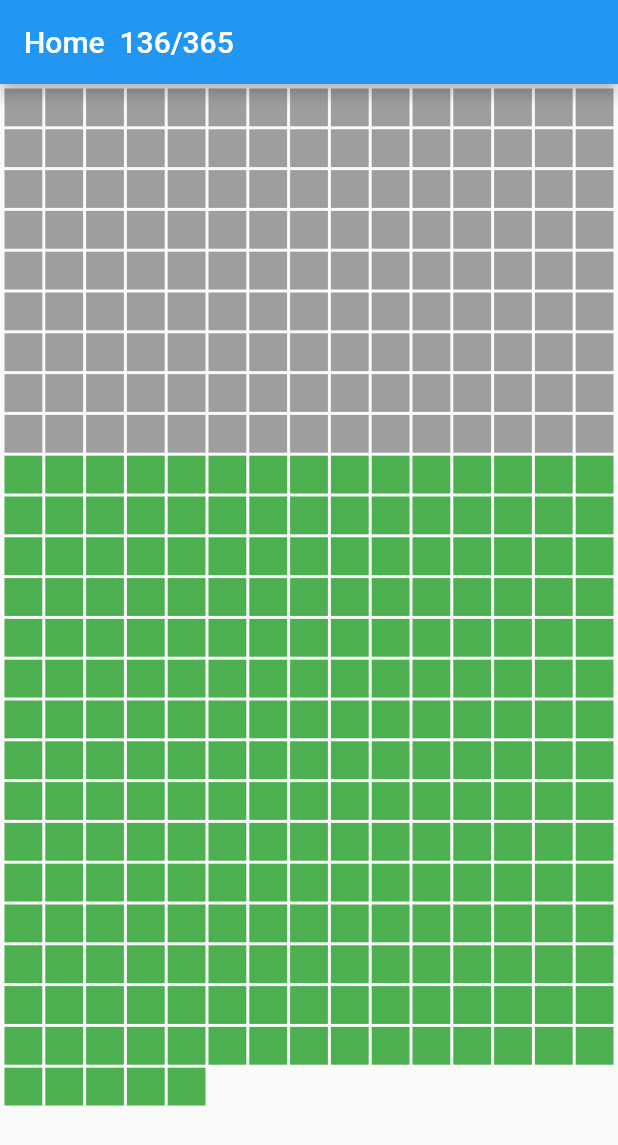
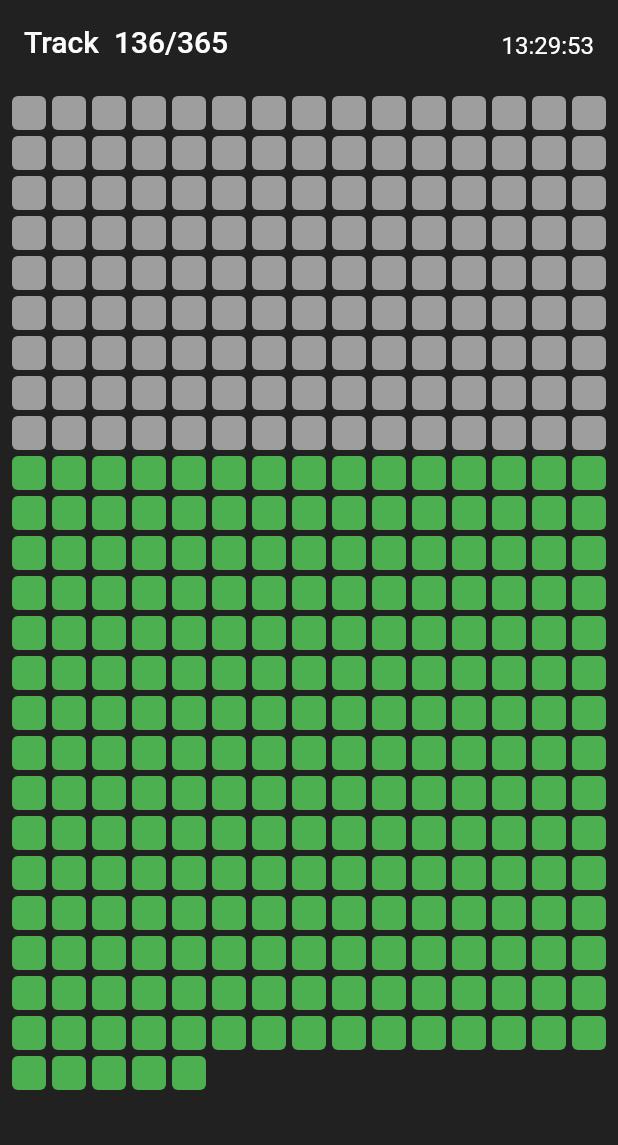
Before and after one commit to CoderBuck/track, a Flutter app: the screen it shows after launch, on a phone screen of 412 x 824 dp. Shown: the top 1145 px of the screen. Run offline on Flutter 3.47's test engine with Material 2 defaults, Android fonts, the phone set to English and light mode, and no system bars; our stand-ins replace get.

Commit message:
颜色调整

```diff
--- a/lib/main.dart
+++ b/lib/main.dart
@@ -1,8 +1,13 @@
 import 'package:flutter/material.dart';
+import 'package:flutter/services.dart';
 import 'package:get/get.dart';
 import 'package:track/route/app_pages.dart';
 
 void main() {
+  WidgetsFlutterBinding.ensureInitialized();
+  SystemChrome.setSystemUIOverlayStyle(SystemUiOverlayStyle.light.copyWith(
+    statusBarColor: Colors.transparent,
+  ));
   runApp(MyApp());
 }
 
@@ -11,7 +16,12 @@ class MyApp extends StatelessWidget {
   @override
   Widget build(BuildContext context) {
     return GetMaterialApp(
+      debugShowCheckedModeBanner: false,
       title: 'Track',
+      theme: ThemeData(
+        primaryColor: Colors.grey.shade900,
+        primaryColorDark: Colors.grey.shade900,
+      ),
       initialRoute: AppPages.INITIAL,
       getPages: AppPages.routes,
     );
--- a/lib/page/home/home_model.dart
+++ b/lib/page/home/home_model.dart
@@ -1,6 +1,43 @@
+import 'dart:async';
+
 import 'package:get/get.dart';
 
 class HomeModel extends GetxController {
+  var time = DateTime.now().obs;
 
+  int secondOneDay = 24 * 60 * 60;
 
+  String get countDownTimeStr {
+    var value = time.value;
+    var s1 = value.hour * 60 * 60 + value.minute * 60 + value.second;
+    var s2 = secondOneDay - s1;
+    var duration = Duration(seconds: s2);
+    var inHours = duration.inHours;
+    var inMinutes = duration.inMinutes;
+    var inSeconds = duration.inSeconds;
+
+    String twoDigits(int n) {
+      if (n >= 10) return "$n";
+      return "0$n";
+    }
+
+    String twoDigitMinutes = twoDigits(inMinutes.remainder(60));
+    String twoDigitSeconds = twoDigits(inSeconds.remainder(60));
+    return "$inHours:$twoDigitMinutes:$twoDigitSeconds";
+  }
+
+  @override
+  void onInit() {
+    // TODO: implement onInit
+    super.onInit();
+    Timer.periodic(Duration(seconds: 1), (timer) {
+      time.value = DateTime.now();
+      time.refresh();
+    });
+  }
+
+  @override
+  void onReady() {
+    super.onReady();
+  }
 }
--- a/lib/page/home/home_page.dart
+++ b/lib/page/home/home_page.dart
@@ -9,20 +9,37 @@ class HomePage extends GetWidget<HomeModel> {
     var daysInYear = DateTimeUtil.daysInYear();
     var daysOneYear = DateTimeUtil.daysOneYear();
     return Scaffold(
+      backgroundColor: Colors.grey.shade900,
       appBar: AppBar(
-        title: Text('Home  $daysInYear/$daysOneYear'),
+        elevation: 0,
+        title: Text('Track  $daysInYear/$daysOneYear'),
+        actions: [
+          Container(
+            padding: const EdgeInsets.all(16.0),
+            alignment: Alignment.bottomCenter,
+            child: Obx(
+              () => Text(
+                controller.countDownTimeStr,
+                style: TextStyle(fontSize: 16),
+              ),
+            ),
+          ),
+        ],
       ),
       body: GridView.builder(
         itemCount: DateTimeUtil.daysOneYear(),
-        padding: const EdgeInsets.all(2),
+        padding: const EdgeInsets.all(6),
         gridDelegate: SliverGridDelegateWithFixedCrossAxisCount(
           crossAxisCount: 15,
         ),
         itemBuilder: (context, index) {
           return Padding(
-            padding: const EdgeInsets.all(1.0),
+            padding: const EdgeInsets.all(2),
             child: Container(
-              color: index+1 < daysInYear ? Colors.grey : Colors.green,
+              decoration: BoxDecoration(
+                borderRadius: BorderRadius.circular(4),
+                color: index + 1 < daysInYear ? Colors.grey : Colors.green,
+              ),
             ),
           );
         },
```
